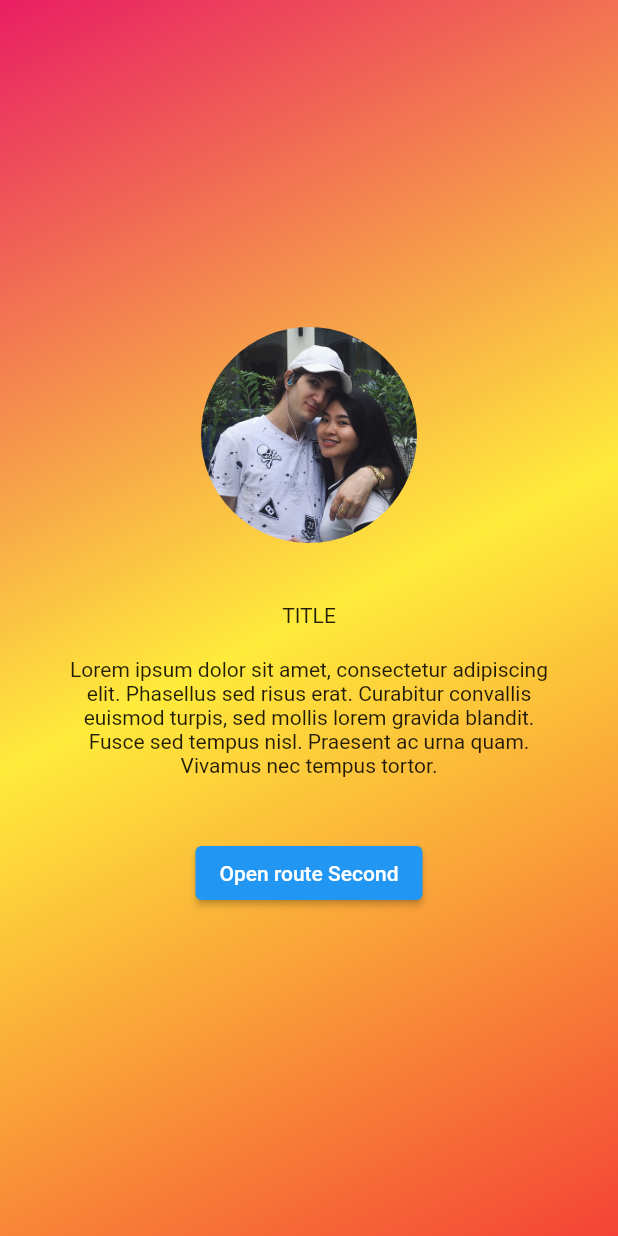
After one commit to JustalK/VALENTINES-APP, a Flutter app: the screen it shows after launch, on a phone screen of 412 x 824 dp. The commit adds this screen. Run offline on Flutter 3.47's test engine with Material 2 defaults, Android fonts, the phone set to English and light mode, and no system bars.

Commit message:
[FEATURE] Creating a background widget

```diff
--- /dev/null
+++ b/lib/components/Background.dart
@@ -0,0 +1,32 @@
+import 'package:flutter/material.dart';
+
+class Background extends StatefulWidget {
+  final Widget child;
+
+  Background({Key key, this.child}) : super(key: key);
+
+  @override
+  _BackgroundState createState() => _BackgroundState();
+}
+
+class _BackgroundState extends State<Background> {
+  @override
+  Widget build(BuildContext context) {
+    return Scaffold(
+      body: Container(
+        decoration: BoxDecoration(
+          gradient: LinearGradient(
+            begin: Alignment.topLeft,
+            end: Alignment.bottomRight,
+            colors: [
+              Colors.pink,
+              Colors.yellow,
+              Colors.red
+            ]
+          ),
+        ),
+        child: widget.child
+      )
+    );
+  }
+}
--- a/lib/pages/home.dart
+++ b/lib/pages/home.dart
@@ -1,23 +1,13 @@
 import 'package:flutter/material.dart';
 import '../routes.dart';
 import 'second.dart';
+import '../components/Background.dart';
 
 class Home extends StatelessWidget {
   @override
   Widget build(BuildContext context) {
     return Scaffold(
-      body: Container(
-        decoration: BoxDecoration(
-            gradient: LinearGradient(
-              begin: Alignment.topLeft,
-              end: Alignment.bottomRight,
-              colors: [
-                Colors.pink,
-                Colors.yellow,
-                Colors.red
-              ]
-            ),
-        ),
+      body: Background(
         child:Column(
           mainAxisAlignment: MainAxisAlignment.center,
           crossAxisAlignment: CrossAxisAlignment.center,
```
Also changed, not shown: lib/pages/second.dart (+4 -3 lines).
